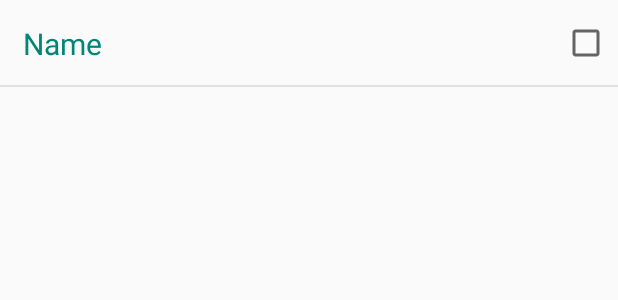
After one commit to ujjwalmaity/SQLiteDataStorage, an Android app: the layout attendance_layout.xml on its own in the app's theme, with its tools: preview values and no code run, on a phone screen of 412 x 824 dp. The commit adds this screen. Shown: the top 300 px of the screen. Run offline under Robolectric (Android 15) with nearby library versions, the phone set to English and light mode, and no system bars.

Commit message:
Make attendance

```diff
--- a/app/build.gradle
+++ b/app/build.gradle
@@ -26,4 +26,5 @@ dependencies {
     testImplementation 'junit:junit:4.12'
     androidTestImplementation 'androidx.test.ext:junit:1.1.0'
     androidTestImplementation 'androidx.test.espresso:espresso-core:3.1.1'
+    implementation 'androidx.recyclerview:recyclerview:1.1.0'
 }
--- a/app/src/main/AndroidManifest.xml
+++ b/app/src/main/AndroidManifest.xml
@@ -18,6 +18,8 @@
                 <category android:name="android.intent.category.LAUNCHER" />
             </intent-filter>
         </activity>
+
+        <activity android:name=".AttendanceActivity" />
     </application>
 
 </manifest>
--- /dev/null
+++ b/app/src/main/res/layout/attendance_layout.xml
@@ -0,0 +1,30 @@
+<?xml version="1.0" encoding="utf-8"?>
+<RelativeLayout xmlns:android="http://schemas.android.com/apk/res/android"
+    xmlns:tools="http://schemas.android.com/tools"
+    android:layout_width="match_parent"
+    android:layout_height="wrap_content">
+
+    <TextView
+        android:id="@+id/attendance_layout_tv"
+        android:layout_width="match_parent"
+        android:layout_height="wrap_content"
+        android:layout_toStartOf="@+id/attendance_layout_checkBox"
+        android:padding="15dp"
+        android:textColor="@color/colorPrimary"
+        android:textSize="20sp"
+        tools:text="Name" />
+
+    <CheckBox
+        android:id="@+id/attendance_layout_checkBox"
+        android:layout_width="wrap_content"
+        android:layout_height="wrap_content"
+        android:layout_alignParentEnd="true"
+        android:layout_centerVertical="true"
+        android:layout_margin="5dp" />
+
+    <View
+        android:layout_width="match_parent"
+        android:layout_height="1dp"
+        android:layout_alignBottom="@+id/attendance_layout_tv"
+        android:background="#1A000000" />
+</RelativeLayout>
```
Also changed, not shown: app/src/main/java/dev/ujjwal/sqlitedatastorage/AttendanceActivity.java (added, +140 -0 lines), app/src/main/java/dev/ujjwal/sqlitedatastorage/MainActivity.java (+9 -0 lines), app/src/main/java/dev/ujjwal/sqlitedatastorage/recycler/AttendanceAdapter.java (added, +71 -0 lines), app/src/main/java/dev/ujjwal/sqlitedatastorage/recycler/AttendanceHolder.java (added, +23 -0 lines), app/src/main/res/layout/activity_attendance.xml (added, +26 -0 lines), app/src/main/res/layout/activity_main.xml (+9 -1 lines).
